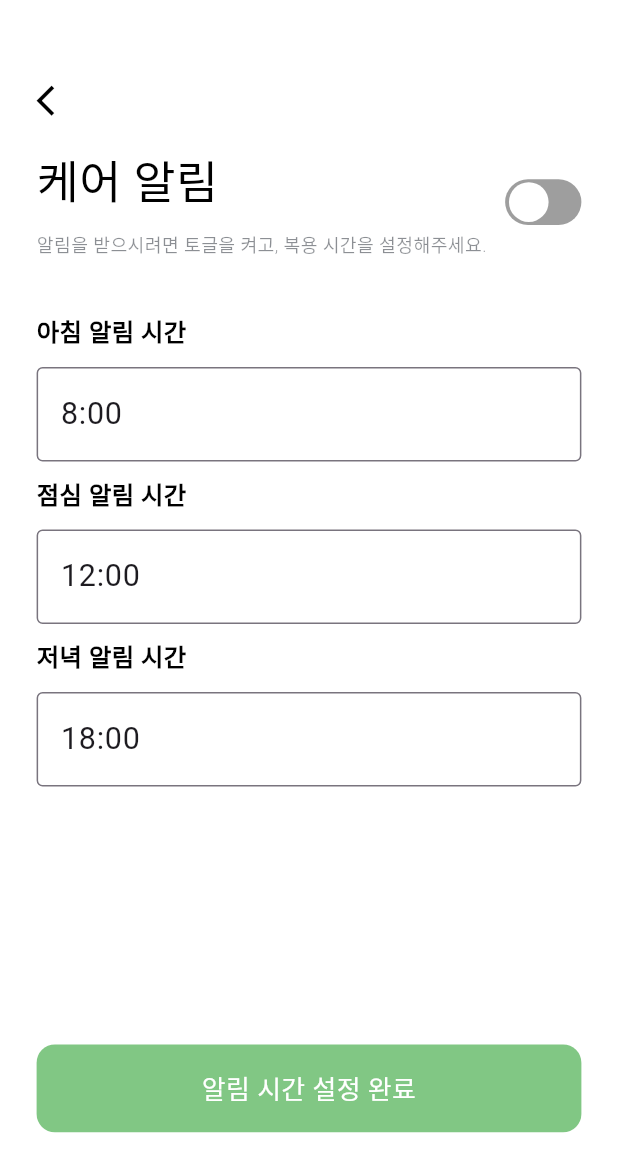
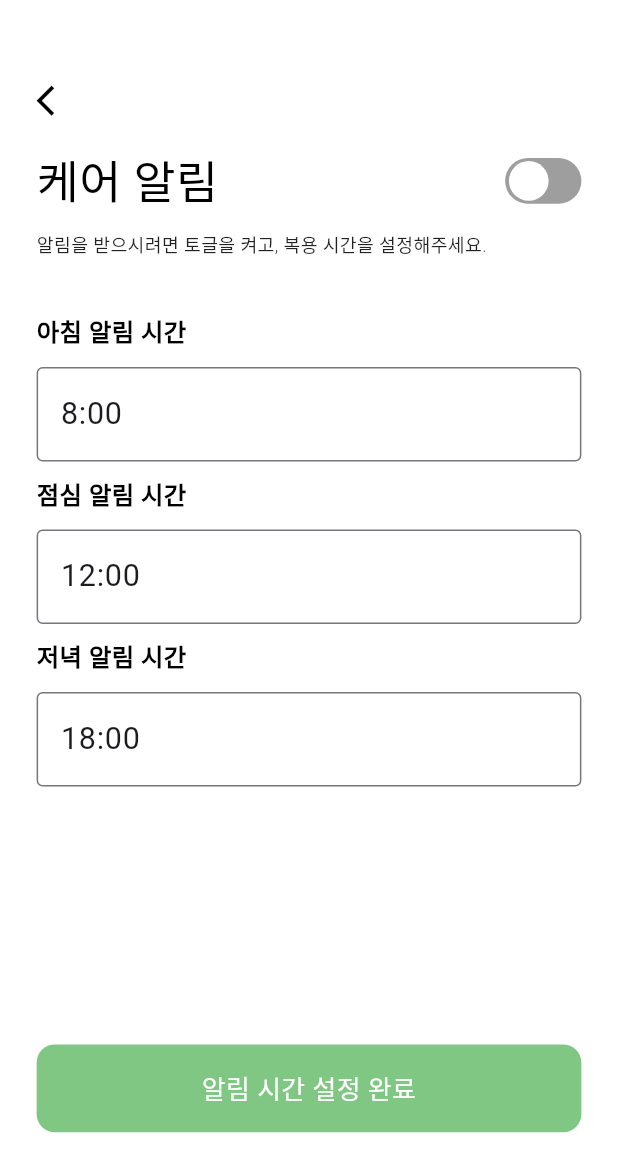
Before and after one commit to capsuletone/Frontend, a Flutter app: the SettingPushScreen screen opened by its route, on a phone screen of 412 x 824 dp. Shown: the top 1172 px of the screen. Run offline on Flutter 3.47's test engine with Material 3 defaults, Android fonts, the phone set to English and light mode, and no system bars; our stand-ins replace flutter_local_notifications, font_awesome_flutter, go_router, image_picker, permission_handler, shared_preferences and 2 more; missing offline and left inert: xml2json; accounts and stored records are empty; Roboto replaces fonts that are missing (Pretendard).

Commit message:
ui 깨지는 부분 수정 완료.

```diff
--- a/lib/component/date_picker_popup_component.dart
+++ b/lib/component/date_picker_popup_component.dart
@@ -16,7 +16,7 @@ class DatePickerPopupComponent extends StatelessWidget {
       mainAxisAlignment: MainAxisAlignment.end,
       children: [
         Container(
-          width: 377 * pixel,
+          width: double.infinity,
           height: 287 * pixel,
           decoration: ShapeDecoration(
             color: Colors.grey[300],
--- a/lib/component/prescription_passivit_add_date_component.dart
+++ b/lib/component/prescription_passivit_add_date_component.dart
@@ -25,7 +25,7 @@ class DateEditPopupContainer extends StatelessWidget {
               margin: EdgeInsets.symmetric(
                 horizontal: 12 * pixel,
               ),
-              width: 400 * pixel,
+              width: double.infinity,
               height: 340 * pixel, // 살짝 키움
               decoration: ShapeDecoration(
                 color: Colors.grey[300],
@@ -80,7 +80,7 @@ class DateEditPopupContainer extends StatelessWidget {
                 horizontal: 12 * pixel,
               ),
               width: double.infinity,
-              height: 60 * pixel,
+              height: 56 * pixel,
               decoration: ShapeDecoration(
                 color: Colors.white,
                 shape: RoundedRectangleBorder(
@@ -101,7 +101,7 @@ class DateEditPopupContainer extends StatelessWidget {
                 ),
               ),
             ),
-            SizedBox(height: 40 * pixel),
+            SizedBox(height: 34 * pixel),
           ],
         ),
       ),
--- a/lib/screens/prescription_manually_add_screen.dart
+++ b/lib/screens/prescription_manually_add_screen.dart
@@ -144,8 +144,6 @@ class _AddMedicineItemScreenState extends State<AddMedicineItemScreen> {
                           ),
                         ),
                       ),
-
-                      SizedBox(height: 40 * pixel),
                     ])),
                 Container(
                   child: Column(children: [
--- a/lib/screens/setting_push_screen.dart
+++ b/lib/screens/setting_push_screen.dart
@@ -121,13 +121,16 @@ class _SettingPushScreenState extends State<SettingPushScreen> {
                                     EdgeInsets.symmetric(vertical: 18 * pixel),
                                 child: Column(
                                   children: [
+                                    Column(
+                                      mainAxisAlignment:
+                                          MainAxisAlignment.start,
+                                      mainAxisSize: MainAxisSize.min,
+                                      crossAxisAlignment:
+                                          CrossAxisAlignment.start,
+                                      children: [
                                         Row(
                                             mainAxisAlignment:
                                                 MainAxisAlignment.spaceBetween,
-                                    children: [
-                                      Column(
-                                        crossAxisAlignment:
-                                            CrossAxisAlignment.start,
                                             children: [
                                               Text(
                                                 '케어 알림',
@@ -138,11 +141,64 @@ class _SettingPushScreenState extends State<SettingPushScreen> {
                                                   fontWeight: FontWeight.w500,
                                                 ),
                                               ),
+                                              GestureDetector(
+                                                onTap: () {
+                                                  setState(() {
+                                                    _isToggled = !_isToggled;
+                                                  });
+                                                },
+                                                child: AnimatedContainer(
+                                                  duration: const Duration(
+                                                      milliseconds: 300),
+                                                  width: 50 * pixel,
+                                                  height: 30 * pixel,
+                                                  decoration: BoxDecoration(
+                                                    color: _isToggled
+                                                        ? Colors.green[300]
+                                                        : Colors.grey,
+                                                    borderRadius:
+                                                        BorderRadius.circular(
+                                                            25 * pixel),
+                                                  ),
+                                                  child: Stack(
+                                                    children: [
+                                                      AnimatedAlign(
+                                                        duration:
+                                                            const Duration(
+                                                                milliseconds:
+                                                                    300),
+                                                        alignment: _isToggled
+                                                            ? Alignment
+                                                                .centerRight
+                                                            : Alignment
+                                                                .centerLeft,
+                                                        child: Padding(
+                                                          padding:
+                                                              EdgeInsets.all(
+                                                                  2.0 * pixel),
+                                                          child: Container(
+                                                            width: 27 * pixel,
+                                                            height: 27 * pixel,
+                                                            decoration:
+                                                                const BoxDecoration(
+                                                              color:
+                                                                  Colors.white,
+                                                              shape: BoxShape
+                                                                  .circle,
+                                                            ),
+                                                          ),
+                                                        ),
+                                                      ),
+                                                    ],
+                                                  ),
+                                                ),
+                                              )
+                                            ]),
                                         SizedBox(height: 10 * pixel),
                                         Text(
                                           "알림을 받으시려면 토글을 켜고, 복용 시간을 설정해주세요.",
                                           style: TextStyle(
-                                              color: Color(0x7F191F28),
+                                            color: Colors.black87,
                                             fontSize: 12 * pixel,
                                             fontFamily: 'Pretendard',
                                             fontWeight: FontWeight.w300,
@@ -150,61 +206,15 @@ class _SettingPushScreenState extends State<SettingPushScreen> {
                                         ),
                                       ],
                                     ),
-                                      GestureDetector(
-                                        onTap: () {
-                                          setState(() {
-                                            _isToggled = !_isToggled;
-                                          });
-                                        },
-                                        child: AnimatedContainer(
-                                          duration:
-                                              const Duration(milliseconds: 300),
-                                          width: 50 * pixel,
-                                          height: 30 * pixel,
-                                          decoration: BoxDecoration(
-                                            color: _isToggled
-                                                ? Colors.green[300]
-                                                : Colors.grey,
-                                            borderRadius: BorderRadius.circular(
-                                                25 * pixel),
-                                          ),
-                                          child: Stack(
-                                            children: [
-                                              AnimatedAlign(
-                                                duration: const Duration(
-                                                    milliseconds: 300),
-                                                alignment: _isToggled
-                                                    ? Alignment.centerRight
-                                                    : Alignment.centerLeft,
-                                                child: Padding(
-                                                  padding: EdgeInsets.all(
-                                                      2.0 * pixel),
-                                                  child: Container(
-                                                    width: 27 * pixel,
-                                                    height: 27 * pixel,
-                                                    decoration:
-                                                        const BoxDecoration(
-                                                      color: Colors.white,
-                                                      shape: BoxShape.circle,
-                                                    ),
-                                                  ),
-                                                ),
-                                              ),
                                   ],
                                 ),
                               ),
-                                      ),
-                                    ],
-                                  ),
-                                ],
-                              ),
-                            ),
-                          ],
-                        ),
                               Padding(
-                            padding: EdgeInsets.symmetric(vertical: 8 * pixel),
+                                  padding:
+                                      EdgeInsets.symmetric(vertical: 8 * pixel),
                                   child: Column(
-                                crossAxisAlignment: CrossAxisAlignment.start,
+                                      crossAxisAlignment:
+                                          CrossAxisAlignment.start,
                                       children: [
                                         Text(
                                           '아침 알림 시간',
@@ -218,7 +228,8 @@ class _SettingPushScreenState extends State<SettingPushScreen> {
                                         TextField(
                                           controller: _morningController,
                                           style: TextStyle(
-                                      fontSize: 20 * pixel, // 입력 텍스트 크기 키우기
+                                            fontSize:
+                                                20 * pixel, // 입력 텍스트 크기 키우기
                                           ),
                                           decoration: InputDecoration(
                                             hintText: '8:00',
@@ -243,7 +254,8 @@ class _SettingPushScreenState extends State<SettingPushScreen> {
                                         TextField(
                                           controller: _lunchController,
                                           style: TextStyle(
-                                      fontSize: 20 * pixel, // 입력 텍스트 크기 키우기
+                                            fontSize:
+                                                20 * pixel, // 입력 텍스트 크기 키우기
                                           ),
                                           decoration: InputDecoration(
                                             hintText: '12:00',
@@ -268,7 +280,8 @@ class _SettingPushScreenState extends State<SettingPushScreen> {
                                         TextField(
                                           controller: _dinnerController,
                                           style: TextStyle(
-                                      fontSize: 20 * pixel, // 입력 텍스트 크기 키우기
+                                            fontSize:
+                                                20 * pixel, // 입력 텍스트 크기 키우기
                                           ),
                                           decoration: InputDecoration(
                                             hintText: '18:00',
@@ -281,6 +294,7 @@ class _SettingPushScreenState extends State<SettingPushScreen> {
                                           ),
                                         )
                                       ]))
+                            ]),
                       ]),
                     ),
                     Container(
```
Also changed, not shown: lib/screens/calander_screen.dart (+4 -5 lines), 1 other file. Lines whose indentation alone changed are shown as unchanged.
